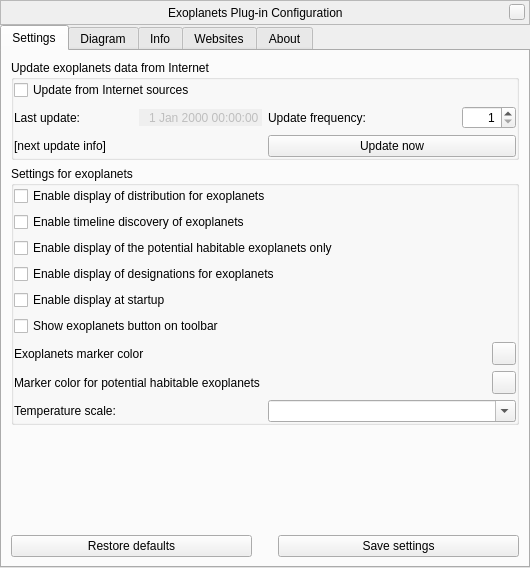
This is plugins/Exoplanets/src/gui/exoplanetsDialog.ui in Stellarium/stellarium as Qt 5 draws it before an edit. The edited form follows.
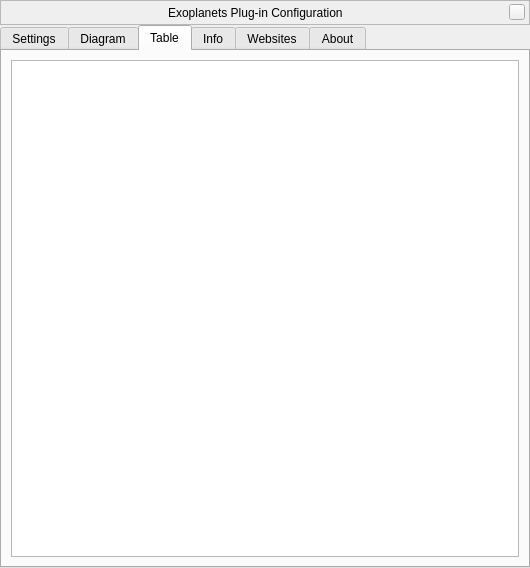
This is the edited form. The open tabs and pages were chosen to show the change. Custom widgets are drawn as their Qt base class.

Commit message: Added table view of exoplanets

The edit to the form file:
```diff
--- a/plugins/Exoplanets/src/gui/exoplanetsDialog.ui
+++ b/plugins/Exoplanets/src/gui/exoplanetsDialog.ui
@@ -664,6 +664,35 @@
        </item>
       </layout>
      </widget>
+     <widget class="QWidget" name="tableTab">
+      <attribute name="title">
+       <string>Table</string>
+      </attribute>
+      <layout class="QGridLayout" name="gridLayout">
+       <item row="0" column="0">
+        <widget class="QTreeWidget" name="exoplanetsTreeWidget">
+         <property name="rootIsDecorated">
+          <bool>false</bool>
+         </property>
+         <property name="uniformRowHeights">
+          <bool>true</bool>
+         </property>
+         <property name="itemsExpandable">
+          <bool>false</bool>
+         </property>
+         <property name="sortingEnabled">
+          <bool>true</bool>
+         </property>
+         <property name="expandsOnDoubleClick">
+          <bool>false</bool>
+         </property>
+         <property name="columnCount">
+          <number>0</number>
+         </property>
+        </widget>
+       </item>
+      </layout>
+     </widget>
      <widget class="QWidget" name="infoTab">
       <attribute name="title">
        <string comment="tab in plugin windows">Info</string>
```
The commit also changes 4 other files.
